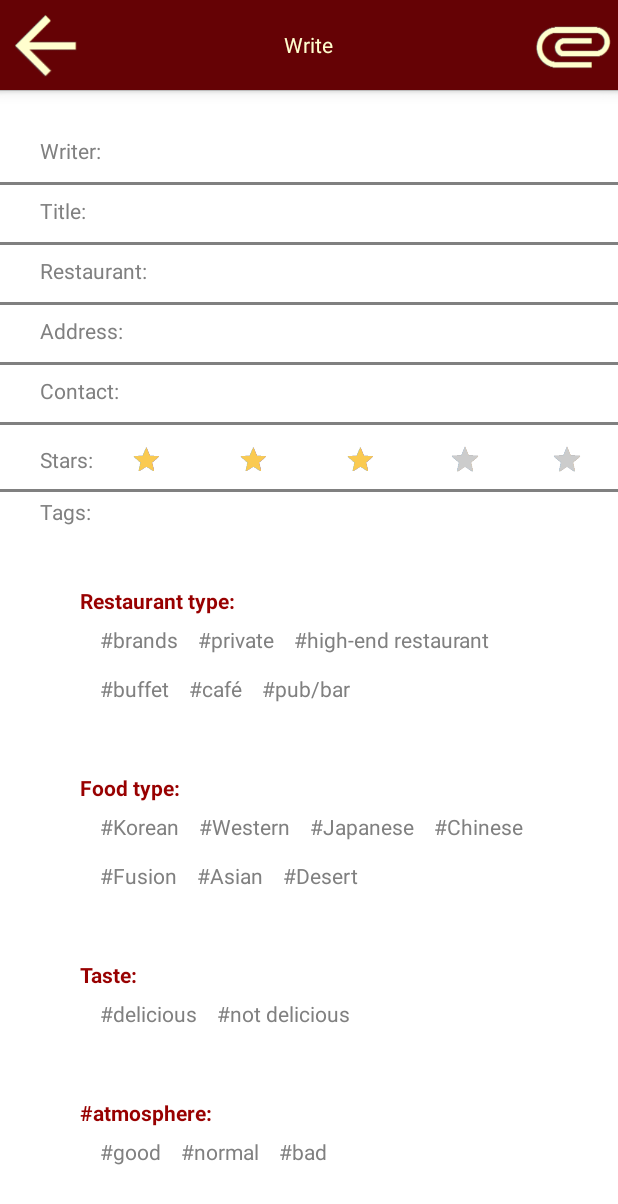
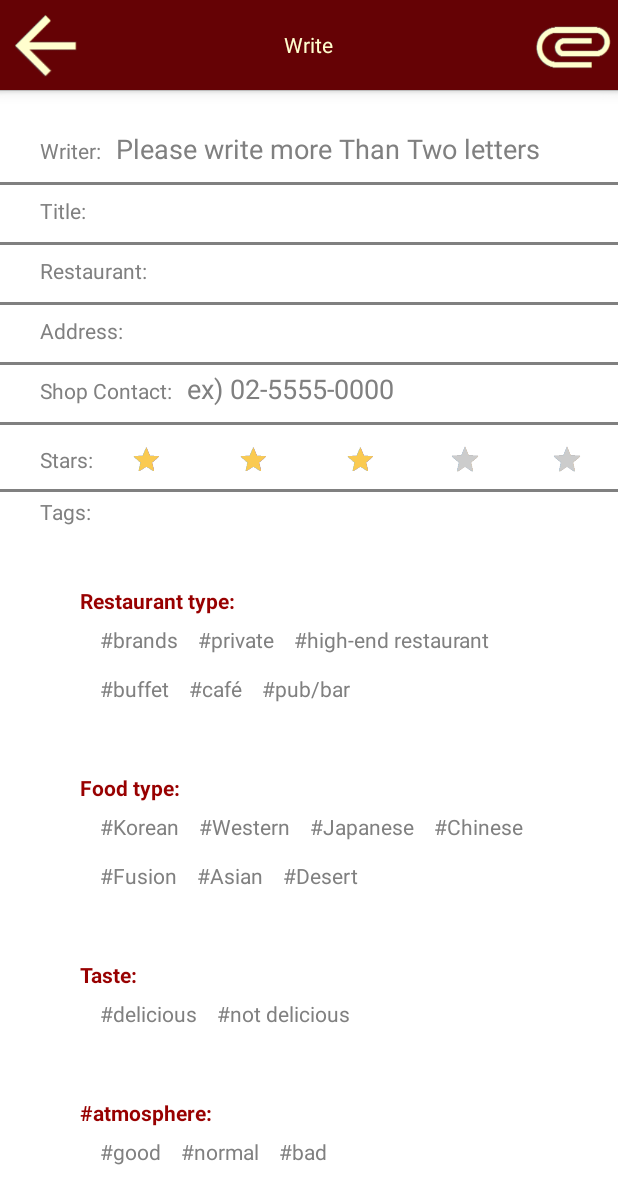
Before and after one commit to kradlegna/Imfull_Project_Merge_0813, an Android app: the WriteActivity screen opened directly, with no data from a screen before it, on a phone screen of 412 x 824 dp. Shown: the top 1204 px of the screen. Run offline under Robolectric (Android 15) with nearby library versions, the phone set to English and light mode, and no system bars; 1 statement that could not run was skipped.

Commit message:
detail v1.0

```diff
--- a/app/src/main/java/imfull/com/imfull_project/MainActivity.java
+++ b/app/src/main/java/imfull/com/imfull_project/MainActivity.java
@@ -351,7 +351,7 @@ public class MainActivity extends BaseActivity implements View.OnClickListener{
             // execute
             Log.d(TAG, "myAsync.execute");
 //            myAsync.execute( url + "/app/list" );                         // +++ leeah 변경
-            myAsync.execute( url + "/app/list?reqPage=" + requestPage );
+            //myAsync.execute( url + "/app/list?reqPage=" + requestPage );
         } else {
             Toast.makeText(this, "네트워크 상태 문제가 있습니다.", Toast.LENGTH_SHORT).show();
         }
--- a/app/src/main/res/layout/activity_write.xml
+++ b/app/src/main/res/layout/activity_write.xml
@@ -33,7 +33,9 @@
                     android:layout_width="fill_parent"
                     android:layout_height="wrap_content"
                     android:background="#FFFFFFFF"
-                    android:id="@+id/writer" />
+                    android:id="@+id/writer"
+                    android:layout_marginLeft="10dp"
+                    android:hint="@string/moreThanTwo"/>
 
 
             </LinearLayout>
@@ -58,7 +60,8 @@
                     android:layout_width="fill_parent"
                     android:layout_height="wrap_content"
                     android:background="#FFFFFFFF"
-                    android:id="@+id/title" />
+                    android:id="@+id/title"
+                    android:layout_marginLeft="10dp"/>
 
 
             </LinearLayout>
@@ -84,7 +87,8 @@
                     android:layout_width="fill_parent"
                     android:layout_height="wrap_content"
                     android:background="#FFFFFFFF"
-                    android:id="@+id/shopName" />
+                    android:id="@+id/shopName"
+                    android:layout_marginLeft="10dp"/>
 
 
             </LinearLayout>
@@ -110,7 +114,8 @@
                     android:layout_width="fill_parent"
                     android:layout_height="wrap_content"
                     android:background="#FFFFFFFF"
-                    android:id="@+id/address" />
+                    android:id="@+id/address"
+                    android:layout_marginLeft="10dp"/>
 
 
             </LinearLayout>
@@ -136,7 +141,9 @@
                     android:layout_width="fill_parent"
                     android:layout_height="wrap_content"
                     android:background="#FFFFFFFF"
-                    android:id="@+id/phone" />
+                    android:id="@+id/phone"
+                    android:hint="ex) 02-5555-0000"
+                    android:layout_marginLeft="10dp"/>
 
 
             </LinearLayout>
--- a/app/src/main/res/values/strings.xml
+++ b/app/src/main/res/values/strings.xml
@@ -14,7 +14,7 @@
     <string name="cancel">Cancel</string>
     <string name="review">Review</string>
     <string name="takePhoto">Photo</string>
-
+    <string name="moreThanTwo">Please write more Than Two letters</string>
 
     <!--글쓰기-->
     <string name="write">Write</string>
@@ -22,14 +22,14 @@
     <string name="title">Title:</string>
     <string name="restaurant">Restaurant:</string>
     <string name="address">Address:</string>
-    <string name="contact">Contact:</string>
+    <string name="contact">Shop Contact:</string>
     <string name="tagSelection">Tag selection:</string>
     <string name="tags">Tags:</string>
     <string name="stars">Stars:</string>
     <string name="selectedPhoto">Selected photo:</string>
     <string name="takeNewPhoto">Take photo</string>
     <string name="choosePhoto">Choose photo</string>
-
+    <string name="wrongText">There is wrong characters in text box </string>
 
     <!--태그-->
     <string name="restaurantType">Restaurant type:</string>
```
Also changed, not shown: app/src/main/AndroidManifest.xml (+4 -4 lines), app/src/main/java/imfull/com/imfull_project/WriteActivity.java (+117 -16 lines), 2 other files.
